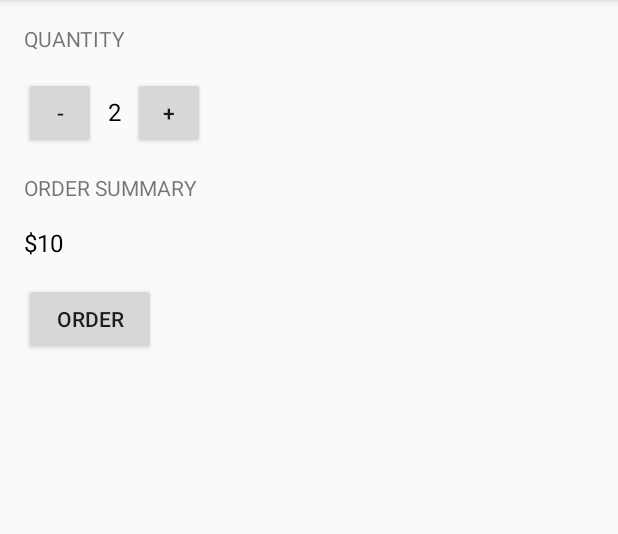
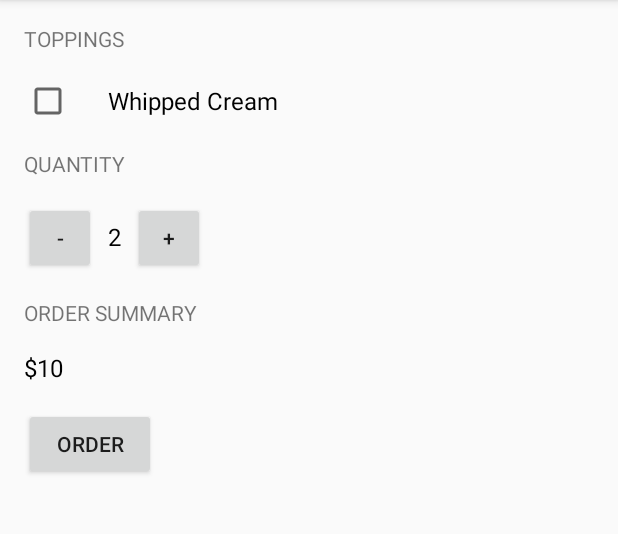
Before and after one commit to toanhtran/JustJava2, an Android app: the screen it shows after launch (MainActivity), on a phone screen of 412 x 824 dp, the part 84-618 px from its top. Run offline under Robolectric (Android 15) with nearby library versions, the phone set to English and light mode, and no system bars.

Commit message:
checkbox whipped cream

```diff
--- a/app/src/main/java/com/example/toanhtran/justjava2/MainActivity.java
+++ b/app/src/main/java/com/example/toanhtran/justjava2/MainActivity.java
@@ -1,6 +1,7 @@
 package com.example.toanhtran.justjava2;
 import android.os.Bundle;
 import android.support.v7.app.ActionBarActivity;
+import android.support.v7.app.AppCompatActivity;
 import android.view.View;
 import android.widget.TextView;
 
@@ -9,7 +10,7 @@ import java.text.NumberFormat;
 /**
  * This app displays an order form to order coffee.
  */
-public class MainActivity extends ActionBarActivity {
+public class MainActivity extends AppCompatActivity {
     int quantity = 0;
 
     @Override
--- a/app/src/main/res/layout/activity_main.xml
+++ b/app/src/main/res/layout/activity_main.xml
@@ -8,11 +8,31 @@
     android:paddingRight="@dimen/activity_horizontal_margin"
     android:paddingTop="@dimen/activity_vertical_margin"
     tools:context=".MainActivity">
+    <TextView
+        android:layout_width="wrap_content"
+        android:layout_height="wrap_content"
+        android:layout_marginRight="24dp"
+        android:layout_marginBottom="16dp"
+        android:text="Toppings"
+        android:textAllCaps="true" />
+
+    <CheckBox
+        android:id="@+id/notify_me_checkbox"
+        android:layout_width="wrap_content"
+        android:layout_height="wrap_content"
+        android:text="Whipped Cream"
+        android:textAppearance="?android:textAppearanceMedium"
+        android:onClick="onCheckedClicked"
+        android:textSize="16sp"
+        android:paddingLeft="24dp"
+        />
+
 
     <TextView
         android:layout_width="wrap_content"
         android:layout_height="wrap_content"
         android:layout_marginBottom="16dp"
+        android:layout_marginTop="16dp"
         android:text="Quantity"
         android:textAllCaps="true" />
 
```
